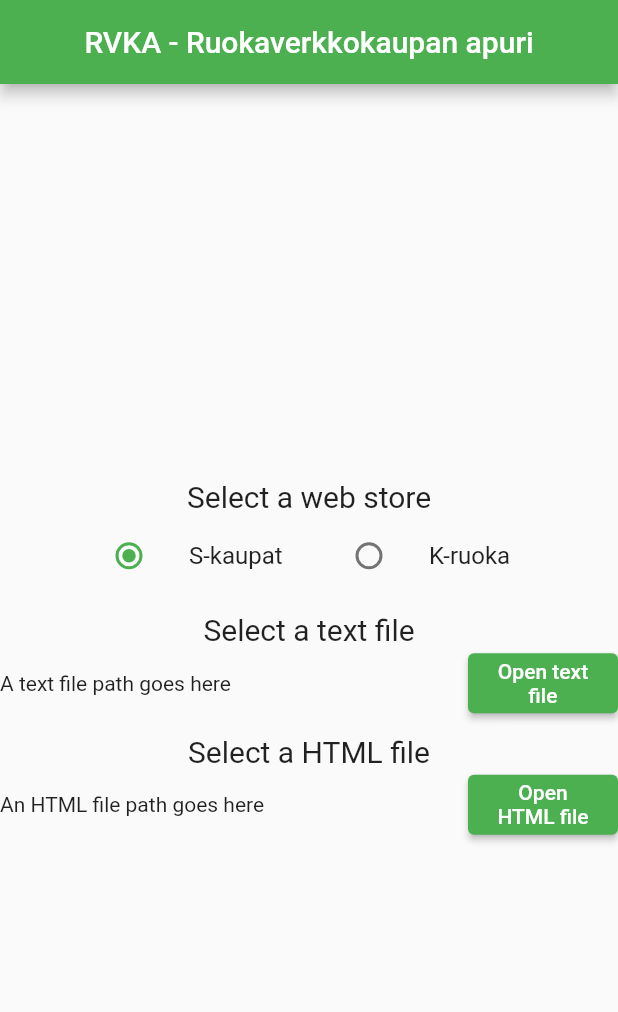
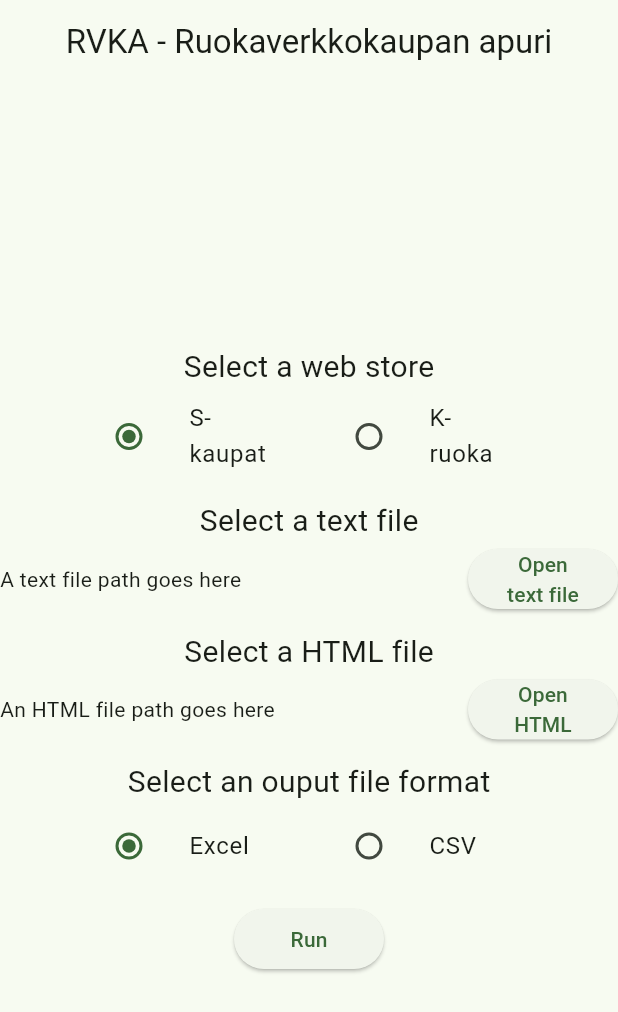
Before and after one commit to areee/rvka, a Flutter app: the screen it shows after launch, on a phone screen of 412 x 824 dp. Shown: the top 1012 px of the screen. Run offline on Flutter 3.47's test engine with Material 2 defaults, Android fonts, the phone set to English and light mode, and no system bars; missing offline and left inert: file_selector.

Commit message:
Finish settings form (#7)
* Some refactoring & add file format selector

* Create SelectedItemListTiles & refactor to use it

* Create LICENSE.md

* Update Dart SDK version & some transitive dependencies

* Show dialog for selections & use M3 design. Fine-tuning.

```diff
--- a/lib/main.dart
+++ b/lib/main.dart
@@ -1,6 +1,9 @@
 import 'package:file_selector/file_selector.dart';
 import 'package:flutter/material.dart';
+import 'package:rvka/utils/selected_file_format_helper.dart';
 import 'package:rvka/utils/selected_shop_helper.dart';
+import 'package:rvka/widgets/selected_item_list_tiles.dart';
+import 'package:rvka/widgets/text_and_button.dart';
 
 void main() {
   runApp(const MyApp());
@@ -15,11 +18,13 @@
       debugShowCheckedModeBanner: false,
       theme: ThemeData(
         brightness: Brightness.light,
-        primarySwatch: Colors.green,
+        colorSchemeSeed: const Color(0xFF4CAF50),
+        useMaterial3: true,
       ),
       darkTheme: ThemeData(
         brightness: Brightness.dark,
-        primarySwatch: Colors.green,
+        colorSchemeSeed: const Color(0xFF4CAF50),
+        useMaterial3: true,
       ),
       home: const MyHomePage(title: 'RVKA - Ruokaverkkokaupan apuri'),
     );
@@ -39,12 +44,18 @@
   // final TextEditingController _nameController = TextEditingController();
   // final TextEditingController _contentController = TextEditingController();
 
-  String _textFilePath = "A text file path goes here";
-  String _htmlFilePath = "An HTML file path goes here";
-  SelectedShop? _selectedShop = SelectedShop.sKaupat;
+  String? _textFilePath;
+  String? _htmlFilePath;
+
+  String? _selectedShop = SelectedShop.sKaupat.value;
+  final List<String> _shops = SelectedShop.values.map((e) => e.value).toList();
+
+  String? _selectedFileFormat = SelectedFileFormat.excel.value;
+  final List<String> _fileFormats =
+      SelectedFileFormat.values.map((e) => e.value).toList();
 
   Future<void> _openTextFile(BuildContext context) async {
-    final XTypeGroup typeGroup = XTypeGroup(
+    const XTypeGroup typeGroup = XTypeGroup(
       label: 'text',
       extensions: <String>['txt'],
     );
@@ -61,7 +72,7 @@
   }
 
   Future<void> _openHtmlFile(BuildContext context) async {
-    final XTypeGroup typeGroup = XTypeGroup(
+    const XTypeGroup typeGroup = XTypeGroup(
       label: 'HTML',
       extensions: <String>['html'],
     );
@@ -77,10 +88,57 @@
     });
   }
 
-  void _changeSelectedShop(SelectedShop? value) {
+  void _changeSelectedShop(String? value) {
     setState(() {
       _selectedShop = value;
     });
+  }
+
+  void _changeSelectedFileFormat(String? value) {
+    setState(() {
+      _selectedFileFormat = value;
+    });
+  }
+
+  Future<String?> _showInformationDialog(BuildContext context) {
+    return showDialog<String>(
+      context: context,
+      builder: (BuildContext context) => AlertDialog(
+        title: const Text('Selections you made'),
+        content: Column(
+          crossAxisAlignment: CrossAxisAlignment.start,
+          mainAxisSize: MainAxisSize.min,
+          children: [
+            const Text("Selected shop:",
+                style: TextStyle(fontWeight: FontWeight.bold)),
+            Text("$_selectedShop"),
+            _selectedShop == SelectedShop.sKaupat.value
+                ? const Text("Selected file format:",
+                    style: TextStyle(fontWeight: FontWeight.bold))
+                : const SizedBox.shrink(),
+            _selectedShop == SelectedShop.sKaupat.value
+                ? _textFilePath == null
+                    ? const Text('Not set')
+                    : Text(_textFilePath!)
+                : const SizedBox.shrink(),
+            const Text("HTML file path:",
+                style: TextStyle(fontWeight: FontWeight.bold)),
+            _htmlFilePath == null
+                ? const Text('Not set')
+                : Text(_htmlFilePath!),
+            const Text("Selected file format:",
+                style: TextStyle(fontWeight: FontWeight.bold)),
+            Text("$_selectedFileFormat"),
+          ],
+        ),
+        actions: <Widget>[
+          TextButton(
+            onPressed: () => Navigator.pop(context, 'OK'),
+            child: const Text('OK'),
+          ),
+        ],
+      ),
+    );
   }
 
   // Future<void> _saveTextFile() async {
@@ -114,18 +172,21 @@
               'Select a web store',
               style: TextStyle(fontSize: 20),
             ),
-            SelectedShopListTiles(
-                selectedShop: _selectedShop,
-                changeSelectedShop: _changeSelectedShop),
+            SelectedItemListTiles(
+              items: _shops,
+              selectedItem: _selectedShop,
+              changeSelectedItem: _changeSelectedShop,
+            ),
             const SizedBox(height: 10),
-            if (_selectedShop == SelectedShop.sKaupat)
+            if (_selectedShop == SelectedShop.sKaupat.value)
               const Text(
                 'Select a text file',
                 style: TextStyle(fontSize: 20),
               ),
-            if (_selectedShop == SelectedShop.sKaupat)
+            if (_selectedShop == SelectedShop.sKaupat.value)
               TextAndButton(
                 text: _textFilePath,
+                textDescription: 'A text',
                 buttonText: 'Open text file',
                 onPressed: () => _openTextFile(context),
               ),
@@ -136,9 +197,29 @@
             ),
             TextAndButton(
               text: _htmlFilePath,
+              textDescription: 'An HTML',
               buttonText: 'Open HTML file',
               onPressed: () => _openHtmlFile(context),
             ),
+            const SizedBox(height: 10),
+            const Text(
+              'Select an ouput file format',
+              style: TextStyle(fontSize: 20),
+            ),
+            SelectedItemListTiles(
+              items: _fileFormats,
+              selectedItem: _selectedFileFormat,
+              changeSelectedItem: _changeSelectedFileFormat,
+            ),
+            const SizedBox(height: 10),
+            ElevatedButton(
+              style: ElevatedButton.styleFrom(
+                fixedSize: const Size(100, 40),
+              ),
+              onPressed: () => _showInformationDialog(context),
+              child: const Text('Run'),
+            ),
+            // ====
             // Text('Selected text file: $_textFilePath'),
             // ElevatedButton(
             //     onPressed: () => _openTextFile(context),
@@ -177,83 +258,3 @@
     );
   }
 }
-
-class TextAndButton extends StatelessWidget {
-  const TextAndButton(
-      {super.key,
-      required this.text,
-      required this.buttonText,
-      required this.onPressed});
-
-  final String text;
-  final String buttonText;
-  final VoidCallback onPressed;
-
-  @override
-  Widget build(BuildContext context) {
-    return SizedBox(
-      width: 450,
-      child: Row(
-        children: <Widget>[
-          Expanded(
-            child: Text(text),
-          ),
-          ElevatedButton(
-            style: ElevatedButton.styleFrom(
-              fixedSize: const Size(100, 40),
-            ),
-            onPressed: onPressed,
-            // Align text to center
-
-            child: Text(
-              buttonText,
-              textAlign: TextAlign.center,
-            ),
-          ),
-        ],
-      ),
-    );
-  }
-}
-
-class SelectedShopListTiles extends StatelessWidget {
-  const SelectedShopListTiles({
-    super.key,
-    required this.selectedShop,
-    required this.changeSelectedShop,
-  });
-
-  final SelectedShop? selectedShop;
-  final void Function(SelectedShop?)? changeSelectedShop;
-
-  @override
-  Widget build(BuildContext context) {
-    return Row(
-        mainAxisSize: MainAxisSize.min,
-        mainAxisAlignment: MainAxisAlignment.center,
-        children: [
-          SizedBox(
-            width: 160,
-            child: ListTile(
-              title: Text(SelectedShop.sKaupat.value),
-              leading: Radio<SelectedShop>(
-                value: SelectedShop.sKaupat,
-                groupValue: selectedShop,
-                onChanged: changeSelectedShop,
-              ),
-            ),
-          ),
-          SizedBox(
-            width: 160,
-            child: ListTile(
-              title: Text(SelectedShop.kRuoka.value),
-              leading: Radio<SelectedShop>(
-                value: SelectedShop.kRuoka,
-                groupValue: selectedShop,
-                onChanged: changeSelectedShop,
-              ),
-            ),
-          ),
-        ]);
-  }
-}
--- /dev/null
+++ b/lib/utils/selected_file_format_helper.dart
@@ -0,0 +1,10 @@
+/// Selected file format: excel or csv
+enum SelectedFileFormat {
+  excel('Excel'),
+  csv('CSV');
+
+  final String term;
+  const SelectedFileFormat(this.term);
+
+  String get value => term;
+}
--- /dev/null
+++ b/lib/widgets/selected_item_list_tiles.dart
@@ -0,0 +1,36 @@
+import 'package:flutter/material.dart';
+
+class SelectedItemListTiles extends StatelessWidget {
+  const SelectedItemListTiles({
+    super.key,
+    required this.items,
+    required this.selectedItem,
+    required this.changeSelectedItem,
+  });
+
+  final List<String>? items;
+  final String? selectedItem;
+  final Function(String?) changeSelectedItem;
+
+  @override
+  Widget build(BuildContext context) {
+    return Row(
+      mainAxisSize: MainAxisSize.min,
+      mainAxisAlignment: MainAxisAlignment.center,
+      children: [
+        for (final String item in items!)
+          SizedBox(
+            width: 160,
+            child: ListTile(
+              title: Text(item),
+              leading: Radio<String>(
+                value: item,
+                groupValue: selectedItem,
+                onChanged: changeSelectedItem,
+              ),
+            ),
+          ),
+      ],
+    );
+  }
+}
--- /dev/null
+++ b/lib/widgets/text_and_button.dart
@@ -0,0 +1,41 @@
+import 'package:flutter/material.dart';
+
+class TextAndButton extends StatelessWidget {
+  const TextAndButton(
+      {super.key,
+      required this.text,
+      required this.textDescription,
+      required this.buttonText,
+      required this.onPressed});
+
+  final String? text;
+  final String textDescription;
+  final String buttonText;
+  final VoidCallback onPressed;
+
+  @override
+  Widget build(BuildContext context) {
+    return SizedBox(
+      width: 450,
+      child: Row(
+        children: <Widget>[
+          Expanded(
+            child: text == null
+                ? Text('$textDescription file path goes here')
+                : Text(text!),
+          ),
+          ElevatedButton(
+            style: ElevatedButton.styleFrom(
+              fixedSize: const Size(100, 40),
+            ),
+            onPressed: onPressed,
+            child: Text(
+              buttonText,
+              textAlign: TextAlign.center,
+            ),
+          ),
+        ],
+      ),
+    );
+  }
+}
--- a/pubspec.yaml
+++ b/pubspec.yaml
@@ -6,7 +6,7 @@
 version: 0.1.0+1
 
 environment:
-  sdk: '>=2.18.1 <3.0.0'
+  sdk: '>=2.18.2 <3.0.0'
 
 dependencies:
   file_selector: ^0.9.2
```
Also changed, not shown: pubspec.lock, 1 other file.
